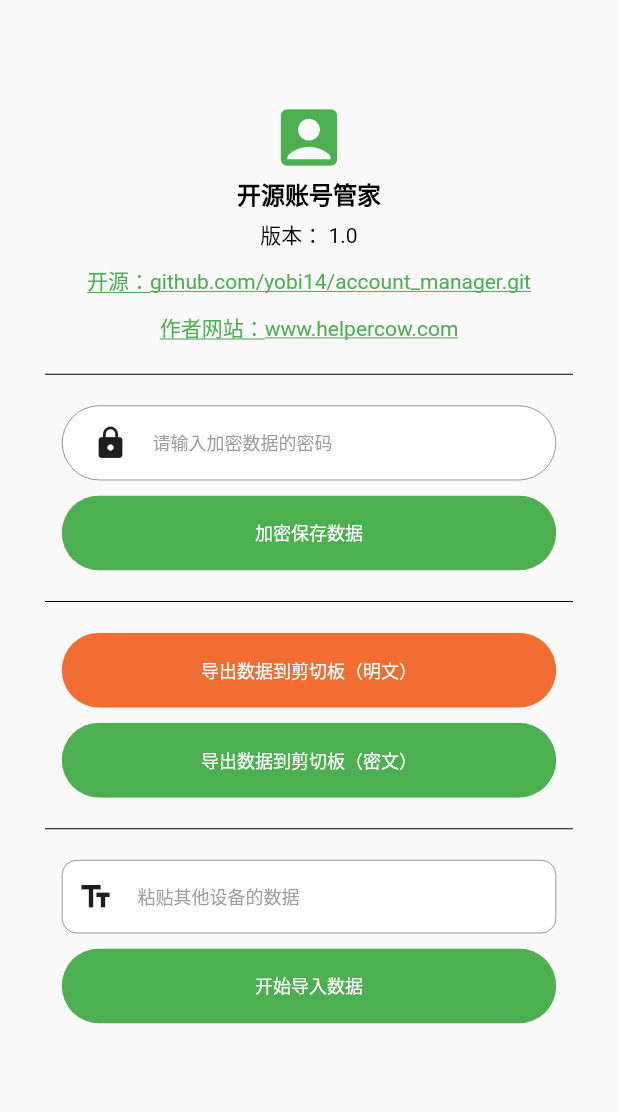
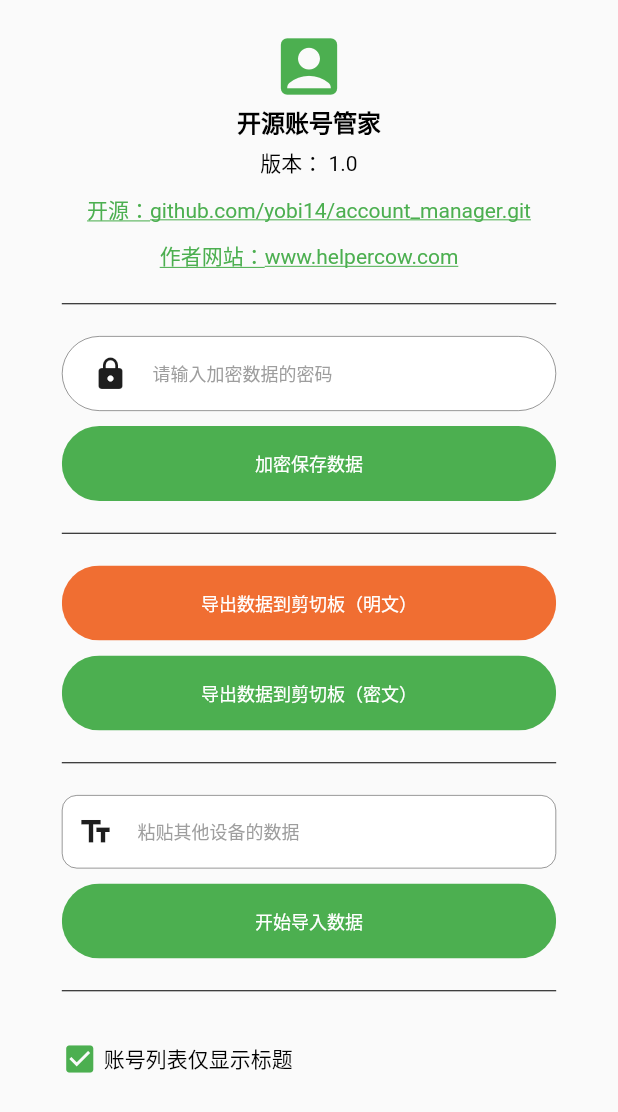
Before and after one commit to yobi14/account_manager, a Flutter app: the SetPage screen opened directly, on a phone screen of 412 x 824 dp. Shown: the top 1112 px of the screen. Run offline on Flutter 3.47's test engine with Material 2 defaults, Android fonts, the phone set to English and light mode, and no system bars; our stand-ins replace convert, event_bus, flutter_html, fluttertoast, shared_preferences; missing offline and left inert: encrypt; accounts and stored records are empty.

Commit message:
优化账号列表显示

```diff
--- a/lib/add_page.dart
+++ b/lib/add_page.dart
@@ -146,6 +146,7 @@ class _AddPage extends State<AddPage>{
                    newAccount.password = this.password;
                    newAccount.note = this.note;
                    newAccount.createTime = currentTimeMillis();
+                   newAccount.onlyShowTitle = false;
                    callback(newAccount);
                  }
                  Navigator.pop(context);
--- a/lib/event_bus_manager.dart
+++ b/lib/event_bus_manager.dart
@@ -36,4 +36,6 @@ class Event {
   static const String addAccount = "1";//添加新账号
   static const String refreshList = "2";//刷新列表
   static const String decryptSuccess = "3"; //解密成功
+  static const String onlyShowTitle = "4"; //账号列表仅显示标题
+  static const String showAll = "5"; //账号列表显示所有内容
 }
--- a/lib/info/accout.dart
+++ b/lib/info/accout.dart
@@ -9,6 +9,7 @@ class Account {
   int createTime; //创建日期，毫秒级时间戳
   bool nameCanSee = true;
   bool passwordCanSee = false;
+  bool onlyShowTitle = true; //true：列表仅显示标题（前提是有标题）；false：显示所有内容
   Account();
 
   Map toJson() {
--- a/lib/info/app_info.dart
+++ b/lib/info/app_info.dart
@@ -232,4 +232,10 @@ class AppInfo{
       return 1;
     }
   }
+
+  void onlyShowTitle(bool onlyShowTitle){
+    for(int i=0; i<_accountList.length; i++){
+      _accountList[i].onlyShowTitle = onlyShowTitle;
+    }
+  }
 }
--- a/lib/set_page.dart
+++ b/lib/set_page.dart
@@ -1,5 +1,6 @@
 
 
+import 'package:account_manager/widget/check_widget.dart';
 import 'package:account_manager/widget/edit_input_field.dart';
 import 'package:account_manager/widget/round_input_field.dart';
 import 'package:flutter/cupertino.dart';
@@ -32,6 +33,7 @@ class _SetPage extends State<SetPage>{
   String importPassword = "";
   double vSpace1 = 20;
   double vSpace2 = 20;
+  bool onlyShowTitle = true;
   void initState(){
     super.initState();
     WidgetsBinding.instance.addPostFrameCallback((timeStamp) async {
@@ -180,6 +182,25 @@ class _SetPage extends State<SetPage>{
                 }
               },
             ),
+            SizedBox(height: vSpace1,),
+            getDivider(),
+            SizedBox(height: vSpace2,),
+            Center(
+              child:  CheckWidget(value: onlyShowTitle,width: MediaQuery.of(context).size.width*0.8,
+                icon:Icon(Icons.check_box_outline_blank,color: Colors.grey,) ,
+                selectIcon: Icon(Icons.check_box, color: Colors.green,),text: '账号列表仅显示标题',press: (value){
+                  setState(() {
+                    this.onlyShowTitle = value;
+                    if(this.onlyShowTitle){
+                      EventBusManager.eventBus.fire(ValueChangeEvent(Event.onlyShowTitle));
+                    }else{
+                      EventBusManager.eventBus.fire(ValueChangeEvent(Event.showAll));
+                    }
+                  });
+                },
+              ),
+            ),
+
             SizedBox(height: 80,),
           ],
         ),
@@ -340,6 +361,6 @@ class _SetPage extends State<SetPage>{
     }
   }
   Widget getDivider(){
-    return Divider(height: 1.5,indent: 30.0, endIndent:30, color: Colors.black,);
+    return Divider(height: 3,indent: MediaQuery.of(context).size.width*0.1, endIndent:MediaQuery.of(context).size.width*0.1, color: Colors.black,);
   }
 }
--- /dev/null
+++ b/lib/widget/check_widget.dart
@@ -0,0 +1,53 @@
+
+import 'package:flutter/cupertino.dart';
+import 'package:flutter/material.dart';
+
+class CheckWidget extends StatelessWidget{
+  final bool value;
+  final Icon icon;
+  final Icon selectIcon;
+  final Function press;
+  final String text;
+  final double width;
+  const CheckWidget({
+    Key key, this.icon, this.selectIcon, this.press,this.text,this.value,this.width=0,
+
+  }) : super(key: key);
+  @override
+  Widget build(BuildContext context) {
+    // TODO: implement build
+    return Container(
+      margin: EdgeInsets.symmetric(vertical: 0, horizontal: 0), //调节间距
+      padding: EdgeInsets.symmetric(vertical: 0, horizontal: 0),
+      width: this.width,
+      // height: 60,
+      child: ClipRRect(
+        borderRadius: BorderRadius.circular(0),
+        child: FlatButton(
+          padding: EdgeInsets.symmetric(vertical: 0, horizontal: 0),
+          //color: Colors.red,
+          onPressed: (){
+            press(!value);
+          },
+          child: Row(
+            crossAxisAlignment: CrossAxisAlignment.center,
+            children: [
+              getIcon(),
+              SizedBox(width: 4,),
+              Text(this.text, style: TextStyle(color: Colors.black, fontSize: 14.0),)
+            ],
+          ),
+        ),
+      ),
+    );
+  }
+
+  Widget getIcon(){
+    if(value){
+      return selectIcon;
+    }else{
+      return icon;
+    }
+  }
+
+}
```
Also changed, not shown: lib/account_list_page.dart (+11 -3 lines).
